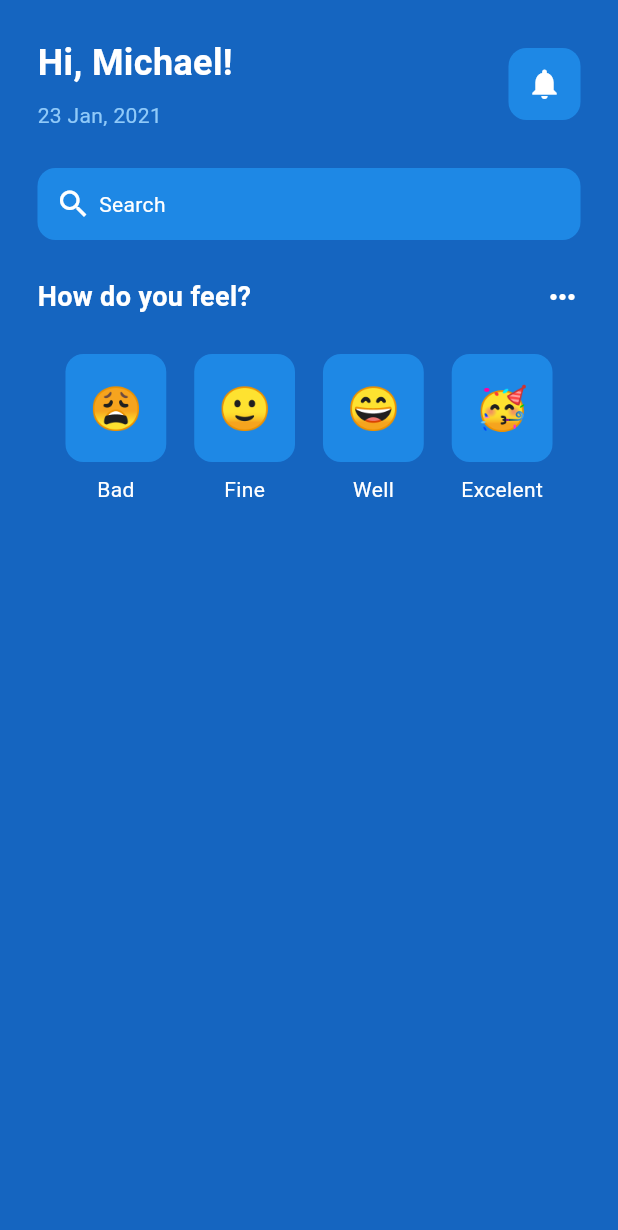
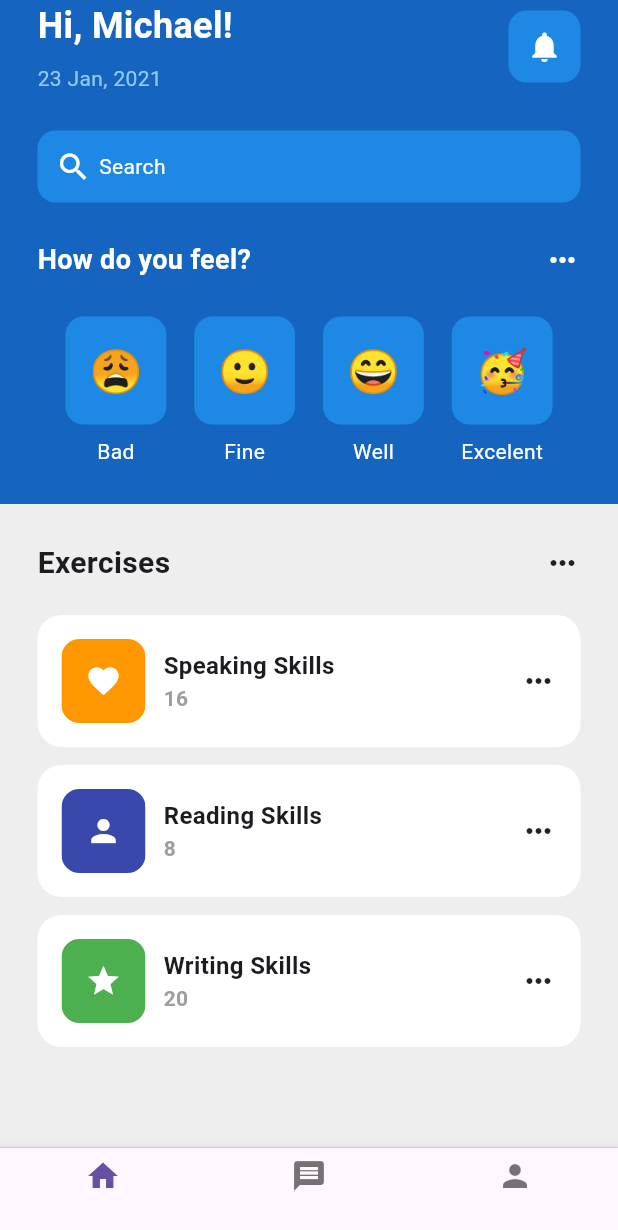
Before and after one commit to michalis-oik/Flutter_App_1, a Flutter app: the screen it shows after launch, on a phone screen of 412 x 824 dp. Shown: the top 1230 px of the screen. Run offline on Flutter 3.47's test engine with Material 3 defaults, Android fonts, the phone set to English and light mode, and no system bars.

Commit message:
dribble design done!

```diff
--- a/lib/pages/home_page.dart
+++ b/lib/pages/home_page.dart
@@ -1,5 +1,6 @@
 import 'package:flutter/material.dart';
 import 'package:flutter_app_1/util/emoticon_face.dart';
+import 'package:flutter_app_1/util/exercise_tile.dart';
 
 class HomePage extends StatefulWidget {
   const HomePage({super.key});
@@ -13,9 +14,18 @@ class _HomePageState extends State<HomePage> {
   Widget build(BuildContext context) {
     return Scaffold(
       backgroundColor: Colors.blue[800],
+        bottomNavigationBar: BottomNavigationBar(
+          items: [
+          BottomNavigationBarItem(icon: Icon(Icons.home),  label: ''),
+          BottomNavigationBarItem(icon: Icon(Icons.message),  label: ''),
+          BottomNavigationBarItem(icon: Icon(Icons.person),  label: ''),
+        ],
+      ),
       body: SafeArea(
-        child: Padding(
-          padding: const EdgeInsets.all(25.0),
+        child: Column(
+          children: [
+            Padding(
+              padding: const EdgeInsets.symmetric(horizontal: 25.0),
               child: Column(
                 children: [
                    // greetings Row
@@ -193,9 +203,72 @@ class _HomePageState extends State<HomePage> {
                         ],
                       ),
                     ],
+                  ),
+                ]
+              ),
+            ),
+
+            SizedBox(
+              height: 25,
+            ),
+
+            Expanded(
+              child: Container(
+                padding: EdgeInsets.all(25),
+                color: Colors.grey[200],
+                child: Center(
+                  child: Column(
+                    children: [
+                      // exercise heading
+                      Row(
+                        mainAxisAlignment: MainAxisAlignment.spaceBetween,
+                        children: [
+                          Text(
+                            'Exercises',
+                            style: TextStyle(
+                              fontWeight: FontWeight.bold,
+                              fontSize: 20
+                            )
+                          ),
+                          Icon(Icons.more_horiz),
+                        ],
+                      ),
+
+                      SizedBox(
+                        height: 20,
+                      ),
+
+                      // list of exercises
+                      Expanded(
+                        child: ListView(
+                          children: [
+                            ExerciseTile(
+                              icon: Icons.favorite,
+                              exerciseName: 'Speaking Skills',
+                              numberOfExercises: 16,
+                              color: Colors.orange,
+                            ),
+                            ExerciseTile(
+                              icon: Icons.person,
+                              exerciseName: 'Reading Skills',
+                              numberOfExercises: 8,
+                              color: Colors.indigo[600],
+                            ),
+                            ExerciseTile(
+                              icon: Icons.star,
+                              exerciseName: 'Writing Skills',
+                              numberOfExercises: 20,
+                              color: Colors.green,
+                            ),
+                          ],
+                        ),
                       )
                     ],
                   ),
+                ),
+              ),
+            )
+          ],
         )
       )
     );
--- /dev/null
+++ b/lib/util/exercise_tile.dart
@@ -0,0 +1,76 @@
+import 'package:flutter/material.dart';
+
+class ExerciseTile extends StatelessWidget {
+  final icon;
+  final String exerciseName;
+  final int numberOfExercises;
+  final color;
+
+  const ExerciseTile({
+      super.key,
+      required this.icon,
+      required this.exerciseName,
+      required this.numberOfExercises,
+      required this.color
+    });
+
+  @override
+  Widget build(BuildContext context) {
+    return Padding(
+      padding: const EdgeInsets.only(bottom: 12.0),
+      child: Container(
+        padding: EdgeInsets.all(16),
+        decoration: BoxDecoration(
+          color: Colors.white,
+          borderRadius: BorderRadius.circular(16),
+        ),
+        child: Row(
+          mainAxisAlignment: MainAxisAlignment.spaceBetween,
+          children: [
+            Row(children: [
+              ClipRRect(
+                borderRadius: BorderRadius.circular(12),
+                child: Container(
+                  padding: EdgeInsets.all(16),
+                  color: color,
+                  child: Icon(
+                    icon,
+                    color: Colors.white,
+                  )
+                ),
+              ),
+              SizedBox(
+                width: 12,
+              ),
+              Column(
+                crossAxisAlignment: CrossAxisAlignment.start,
+                children: [
+                  // title
+                  Text(
+                    exerciseName,
+                    style: TextStyle(
+                      fontWeight: FontWeight.bold,
+                      fontSize: 16,
+                    ),
+                  ),
+
+                  // subtitle
+                  Text(
+                    numberOfExercises.toString(),
+                    style: TextStyle(
+                      fontWeight: FontWeight.bold,
+                      color: Colors.grey,
+                      fontSize: 14,
+                    ),
+                  ),
+                ],
+              ),
+            ],),
+
+            Icon(Icons.more_horiz)
+          ],
+        )
+      ),
+    );
+  }
+}
```
Lines whose indentation alone changed are shown as unchanged.
